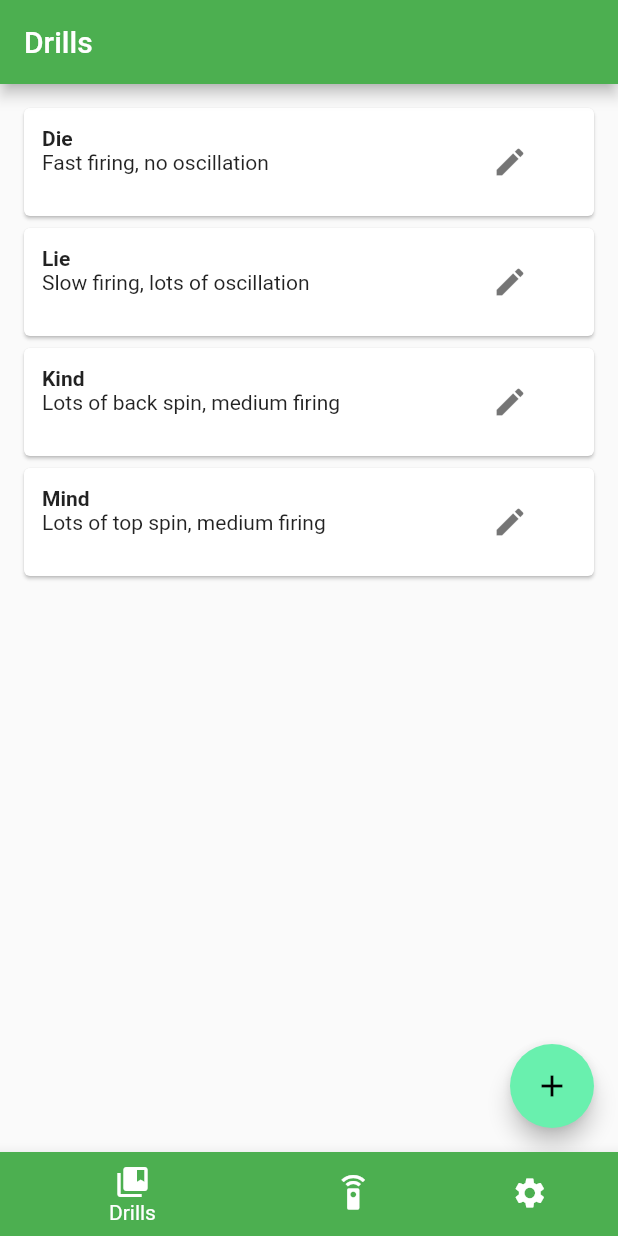
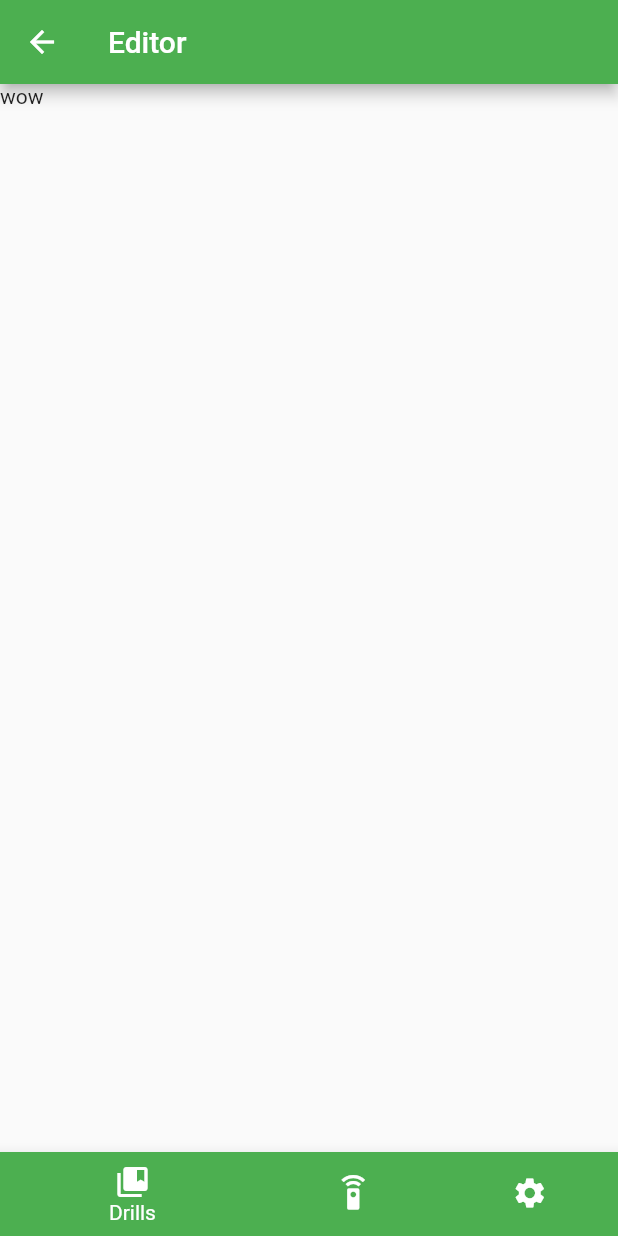
Before and after one commit to kil0meters/pingpong, a Flutter app: the screen it shows after launch, after a tap on the "add" icon, on a phone screen of 412 x 824 dp. Run offline on Flutter 3.47's test engine with Material 2 defaults, Android fonts, the phone set to English and light mode, and no system bars.

Commit message:
Add drill editor dialog

```diff
--- a/lib/drill_editor.dart
+++ b/lib/drill_editor.dart
@@ -20,22 +20,40 @@ class DrillPage extends StatefulWidget {
 class _DrillPageState extends State<DrillPage> {
   @override
   Widget build(BuildContext context) {
+    return Navigator(
+      onGenerateRoute: (RouteSettings settings) {
+        return MaterialPageRoute(
+          settings: settings,
+          builder: (BuildContext context) {
+            switch(settings.name) {
+              case '/':
+                return DrillList();
+              case '/editor':
+                return DrillEditor();
+            }
+          }
+        );
+      }
+    );
+  }
+}
+
+class DrillEditor extends StatefulWidget {
+  DrillEditor({Key key}) : super(key: key);
+
+  @override
+  _DrillEditorState createState() => _DrillEditorState();
+}
+
+class _DrillEditorState extends State<DrillEditor> {
+  @override
+  Widget build(BuildContext context) {
     return Scaffold(
       appBar: AppBar(
-        title: Text('Drills'),
+        title: Text('Editor'),
         backgroundColor: Colors.green,
       ),
-      body: Container(
-        padding: EdgeInsets.all(12),
-        child: DrillList(),
-      ),
-      floatingActionButton: FloatingActionButton(
-        onPressed: () {
-          // click
-        },
-        child: Icon(Icons.add),
-        backgroundColor: Colors.greenAccent,
-      ),
+      body: Text('wow')
     );
   }
 }
@@ -57,7 +75,12 @@ class _DrillListState extends State<DrillList> {
 
   @override
   Widget build(BuildContext context) {
-    return ListView.builder(
+    return Scaffold(
+      appBar: AppBar(
+        title: Text('Drills'),
+        backgroundColor: Colors.green,
+      ),
+      body: ListView.builder(
         itemCount: drills.length,
         itemBuilder: (context, index) {
           return Card(
@@ -100,6 +123,14 @@ class _DrillListState extends State<DrillList> {
             )
           );
         }
+      ),
+      floatingActionButton: FloatingActionButton(
+        onPressed: () {
+          Navigator.pushNamed(context, '/editor');
+        },
+        child: Icon(Icons.add),
+        backgroundColor: Colors.greenAccent,
+      ),
     );
   }
 }
--- a/lib/navigation.dart
+++ /dev/null
@@ -1,37 +0,0 @@
-import 'package:flutter/material.dart';
-
-class NavBarItem {
-  const NavBarItem(this.title, this.icon, this.color, this.body);
-  final String title;
-  final IconData icon;
-  final MaterialColor color;
-  final Widget body;
-}
-
-class NavPage extends StatefulWidget {
-  NavPage({Key key, this.style}) : super(key: key);
-
-  final NavBarItem style;
-
-  @override
-  _NavPageState createState() => _NavPageState();
-}
-
-class _NavPageState extends State<NavPage> {
-  @override
-  void initState() {
-    super.initState();
-
-  }
-
-  Widget build(BuildContext context) {
-    return Scaffold(
-      appBar: AppBar(
-        title: Text('${widget.style.title}'),
-        backgroundColor: widget.style.color,
-      ),
-      backgroundColor: widget.style.color[100],
-      body: widget.style.body,
-    );
-  }
-}
```
Lines whose indentation alone changed are shown as unchanged.
